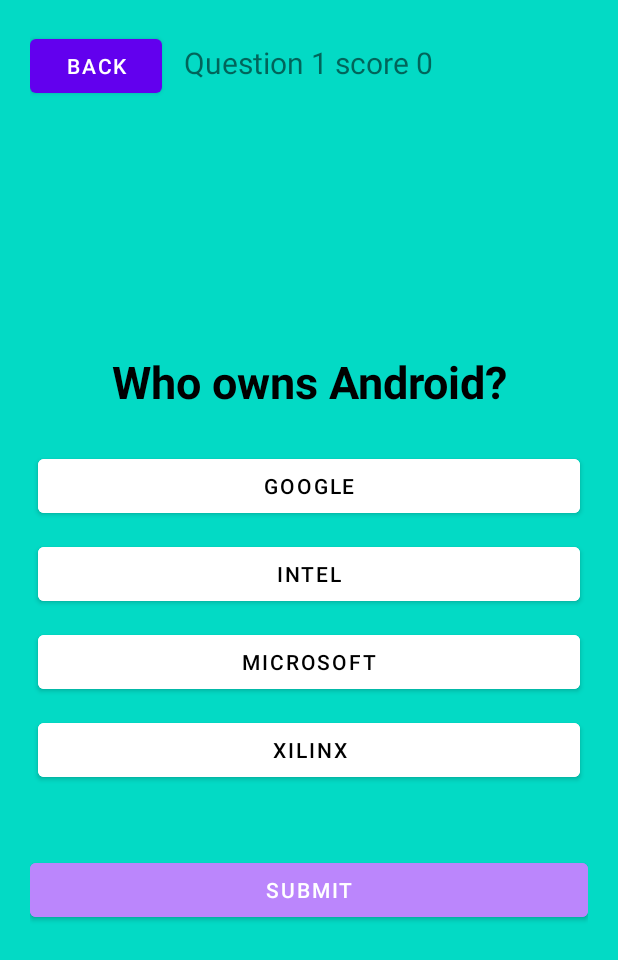
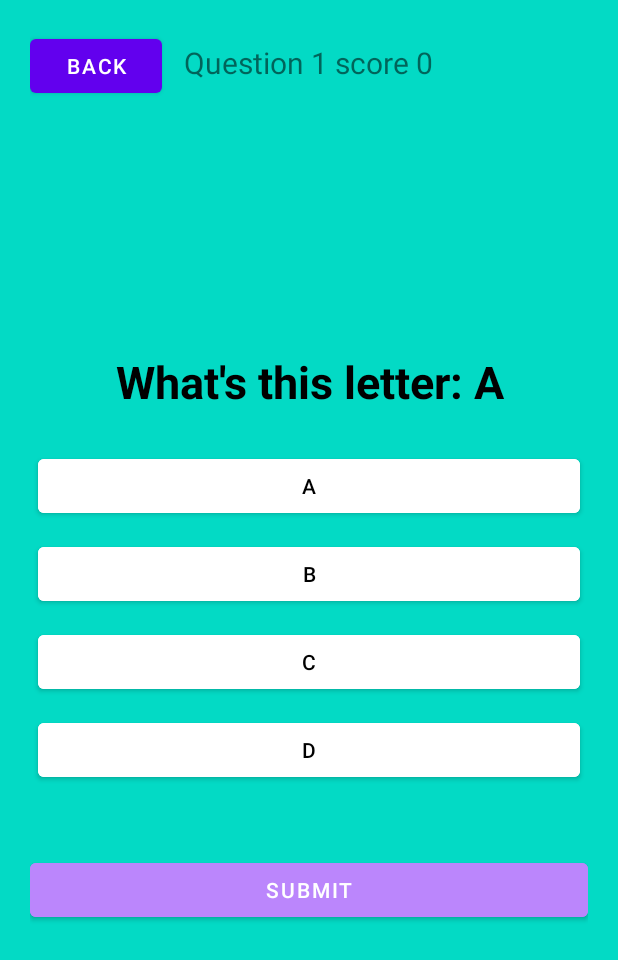
Before and after one commit to alebal123bal/quiz_risposte_multiple, an Android app: the screen it shows after launch (MainActivity), on a phone screen of 412 x 824 dp. Shown: the top 960 px of the screen. Run offline under Robolectric (Android 15) with nearby library versions, the phone set to English and light mode, and no system bars.

Commit message:
Fixed annoying warnings

```diff
--- a/app/src/main/java/com/example/quiz_risposte_multiple/questionAnswer.java
+++ b/app/src/main/java/com/example/quiz_risposte_multiple/questionAnswer.java
@@ -1,31 +1,26 @@
 package com.example.quiz_risposte_multiple;
 
 public class questionAnswer {
-    public static String question[] = {
-            "Who owns Android?",
-            "What's this letter: A",
+    public static String[] question = {            "What's this letter: A",
             "What's this letter: B",
             "What's this letter: C",
             "What's this letter: D"
     };
 
-    public static String answers[][] = {
-        {"Google", "Intel", "Microsoft", "Xilinx"},
+    public static String[][] answers = {
         {"A", "B", "C", "D"},
         {"A", "B", "C", "D"},
         {"A", "B", "C", "D"},
         {"A", "B", "C", "D"}
     };
 
-    public static String correct[] = {
-        "Google",
+    public static String[] correct = {
             "A",
             "B",
             "C",
             "D"
     };
-    public static int correct_idx[] = {
-            0,
+    public static int[] correct_idx = {
             0,
             1,
             2,
--- a/app/src/main/res/layout/activity_last.xml
+++ b/app/src/main/res/layout/activity_last.xml
@@ -10,7 +10,7 @@
             android:layout_width="match_parent"
             android:layout_height="wrap_content"
             android:text="@string/congrats"
-            android:background="@color/purple_500"
+            android:background="@color/purple_200"
             android:textSize="50sp">
         </TextView>
         <TextView
@@ -18,7 +18,7 @@
             android:layout_width="match_parent"
             android:layout_height="wrap_content"
             android:text="@string/score"
-            android:background="@color/purple_500"
+            android:background="@color/purple_200"
             android:textSize="50sp">
         </TextView>
     </LinearLayout>
```
